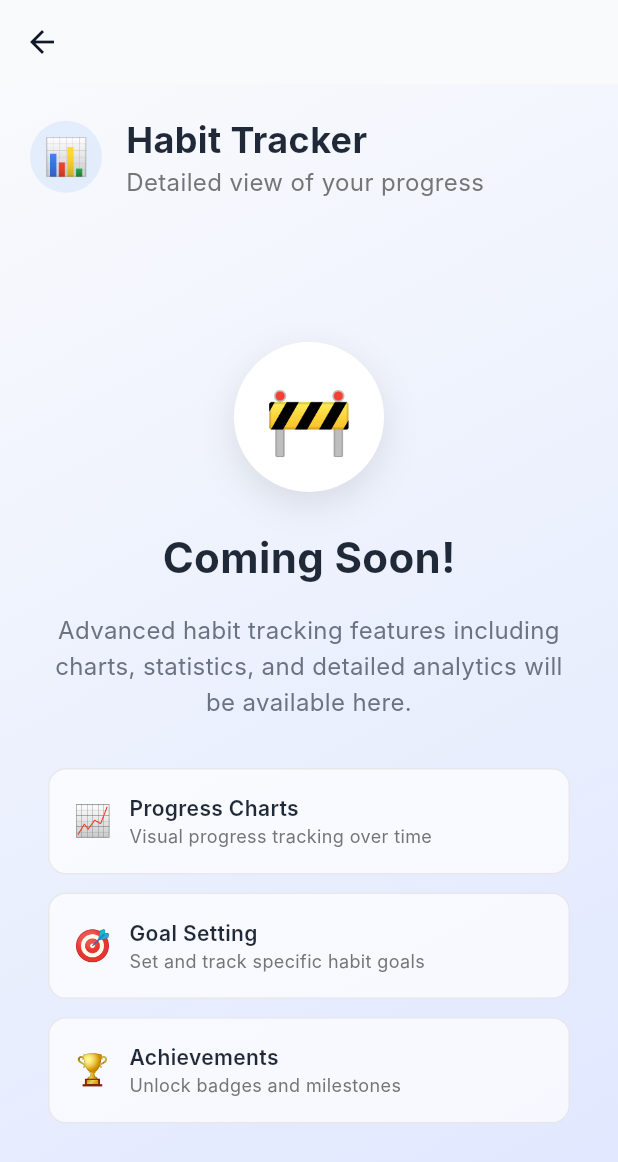
After one commit to mahmoudassasa/Routina, a Flutter app: the HabitTrackerScreen screen opened by its route, on a phone screen of 412 x 824 dp. The commit adds this screen. Shown: the top 1162 px of the screen. Run offline on Flutter 3.47's test engine with Material 3 defaults, Android fonts, the phone set to English and light mode, and no system bars; our stand-ins replace flutter_bloc, flutter_screenutil; Roboto replaces fonts that are missing (Inter).

Commit message:
- Added & Refactoring Habit Tracker Screen

```diff
--- a/lib/core/routing/app_router.dart
+++ b/lib/core/routing/app_router.dart
@@ -1,6 +1,7 @@
 import 'package:flutter/material.dart';
 import 'package:flutter_bloc/flutter_bloc.dart';
 import 'package:routina/features/forgot_password/ui/forgot_password.dart';
+import 'package:routina/features/habit_tracker_screen/ui/habit_tracker_screen.dart';
 import 'package:routina/features/home_screen/logic/cubit/home_cubit.dart';
 import 'package:routina/features/home_screen/ui/home_screen.dart';
 import 'package:routina/features/login_screen/logic/cubit/login_cubit.dart';
@@ -98,6 +99,8 @@ class AppRouter {
          return MaterialPageRoute(builder: (__) => const ForgotPasswordScreen());
       case Routes.profileScreen:
         return MaterialPageRoute(builder: (__) => const ProfileScreen());
+         case Routes.habitTrackerScreen:
+         return MaterialPageRoute(builder: (__) => const HabitTrackerScreen());
       default:
         return null;
 
--- /dev/null
+++ b/lib/features/habit_tracker_screen/ui/habit_tracker_screen.dart
@@ -0,0 +1,41 @@
+import 'package:flutter/material.dart';
+import 'package:routina/features/habit_tracker_screen/ui/widgets/habit_tracker_screen_coming_soon_content.dart';
+import 'package:routina/features/habit_tracker_screen/ui/widgets/habit_tracker_screen_header.dart';
+
+class HabitTrackerScreen extends StatelessWidget {
+  const HabitTrackerScreen({super.key});
+
+  @override
+  Widget build(BuildContext context) {
+    return Scaffold(
+      appBar: AppBar(
+        // backgroundColor: AppColors.backgroundGradientStart,
+        backgroundColor: Color(0xFFF8FAFC),
+        elevation: 0,
+
+      ),
+      body: Container(
+        decoration: const BoxDecoration(
+          gradient: LinearGradient(
+            begin: Alignment.topLeft,
+            end: Alignment.bottomRight,
+            colors: [
+              Color(0xFFF8FAFC), // very light blue
+              Color(0xFFE0E7FF), // light indigo
+            ],
+          ),
+        ),
+        child: SafeArea(
+          child: Column(
+            children: [
+              // Header
+              HabitTrackerScreenHeader(),
+              // Coming Soon Content
+              HabitTrackerScreenComingSoonContent(),
+            ],
+          ),
+        ),
+      ),
+    );
+  }
+}
--- /dev/null
+++ b/lib/features/habit_tracker_screen/ui/widgets/feature_preview_card.dart
@@ -0,0 +1,53 @@
+
+import 'package:flutter/material.dart';
+
+class FeaturePreviewCard extends StatelessWidget {
+  final String icon;
+  final String title;
+  final String description;
+
+  const FeaturePreviewCard({super.key,
+    required this.icon,
+    required this.title,
+    required this.description,
+  });
+
+  @override
+  Widget build(BuildContext context) {
+    return Container(
+      padding: const EdgeInsets.all(16),
+      decoration: BoxDecoration(
+        color: Colors.white.withValues(alpha: 0.7),
+        borderRadius: BorderRadius.circular(12),
+        border: Border.all(color: Colors.grey.withValues(alpha: 0.2)),
+      ),
+      child: Row(
+        children: [
+          Text(icon, style: const TextStyle(fontSize: 20)),
+
+          const SizedBox(width: 12),
+
+          Expanded(
+            child: Column(
+              crossAxisAlignment: CrossAxisAlignment.start,
+              children: [
+                Text(
+                  title,
+                  style: const TextStyle(
+                    fontSize: 14,
+                    fontWeight: FontWeight.w600,
+                    color: Color(0xFF1F2937),
+                  ),
+                ),
+                Text(
+                  description,
+                  style: TextStyle(fontSize: 12, color: Colors.grey[600]),
+                ),
+              ],
+            ),
+          ),
+        ],
+      ),
+    );
+  }
+}
--- /dev/null
+++ b/lib/features/habit_tracker_screen/ui/widgets/habit_tracker_screen_coming_soon_content.dart
@@ -0,0 +1,103 @@
+import 'package:flutter/material.dart';
+import 'package:routina/features/habit_tracker_screen/ui/widgets/feature_preview_card.dart';
+
+class HabitTrackerScreenComingSoonContent extends StatefulWidget {
+  const HabitTrackerScreenComingSoonContent({super.key});
+
+  @override
+  State<HabitTrackerScreenComingSoonContent> createState() => _HabitTrackerScreenComingSoonContentState();
+}
+
+class _HabitTrackerScreenComingSoonContentState extends State<HabitTrackerScreenComingSoonContent> {
+  @override
+  Widget build(BuildContext context) {
+    return Expanded(
+      child: Material(
+        color: Colors.transparent,
+        child: Center(
+          child: Column(
+            mainAxisAlignment: MainAxisAlignment.center,
+            children: [
+              Container(
+                width: 100,
+                height: 100,
+                decoration: BoxDecoration(
+                  color: Colors.white,
+                  borderRadius: BorderRadius.circular(50),
+                  boxShadow: [
+                    BoxShadow(
+                      color: Colors.black.withValues(alpha: 0.1),
+                      blurRadius: 20,
+                      offset: const Offset(0, 8),
+                    ),
+                  ],
+                ),
+                child: const Center(
+                  child: Text('🚧', style: TextStyle(fontSize: 48)),
+                ),
+              ),
+
+              const SizedBox(height: 24),
+
+              const Text(
+                'Coming Soon!',
+                style: TextStyle(
+                  fontSize: 28,
+                  fontWeight: FontWeight.bold,
+                  color: Color(0xFF1F2937),
+                ),
+              ),
+
+              const SizedBox(height: 16),
+
+              const Padding(
+                padding: EdgeInsets.symmetric(horizontal: 32),
+                child: Text(
+                  'Advanced habit tracking features including charts, statistics, and detailed analytics will be available here.',
+                  style: TextStyle(
+                    fontSize: 16,
+                    color: Color(0xFF6B7280),
+                    height: 1.5,
+                  ),
+                  textAlign: TextAlign.center,
+                ),
+              ),
+
+              const SizedBox(height: 32),
+
+              // Feature Preview Cards
+              Padding(
+                padding: const EdgeInsets.symmetric(horizontal: 32),
+                child: Column(
+                  children: [
+                    FeaturePreviewCard(
+                      icon: '📈',
+                      title: 'Progress Charts',
+                      description: 'Visual progress tracking over time',
+                    ),
+
+                    const SizedBox(height: 12),
+
+                    FeaturePreviewCard(
+                      icon: '🎯',
+                      title: 'Goal Setting',
+                      description: 'Set and track specific habit goals',
+                    ),
+
+                    const SizedBox(height: 12),
+
+                    FeaturePreviewCard(
+                      icon: '🏆',
+                      title: 'Achievements',
+                      description: 'Unlock badges and milestones',
+                    ),
+                  ],
+                ),
+              ),
+            ],
+          ),
+        ),
+      ),
+    );
+  }
+}
--- /dev/null
+++ b/lib/features/habit_tracker_screen/ui/widgets/habit_tracker_screen_header.dart
@@ -0,0 +1,51 @@
+import 'package:flutter/material.dart';
+
+class HabitTrackerScreenHeader extends StatelessWidget {
+  const HabitTrackerScreenHeader({super.key});
+
+  @override
+  Widget build(BuildContext context) {
+    return Material(
+      color: Colors.transparent,
+
+      child: Padding(
+        padding: const EdgeInsets.all(20.0),
+        child: Row(
+          children: [
+            Container(
+              width: 48,
+              height: 48,
+              decoration: BoxDecoration(
+                color: const Color(0xFF3B82F6).withValues(alpha: 0.1),
+                borderRadius: BorderRadius.circular(24),
+              ),
+              child: const Center(
+                child: Text('📊', style: TextStyle(fontSize: 24)),
+              ),
+            ),
+
+            const SizedBox(width: 16),
+
+            Column(
+              crossAxisAlignment: CrossAxisAlignment.start,
+              children: [
+                const Text(
+                  'Habit Tracker',
+                  style: TextStyle(
+                    fontSize: 24,
+                    fontWeight: FontWeight.bold,
+                    color: Color(0xFF1F2937),
+                  ),
+                ),
+                Text(
+                  'Detailed view of your progress',
+                  style: TextStyle(fontSize: 16, color: Colors.grey[600]),
+                ),
+              ],
+            ),
+          ],
+        ),
+      ),
+    );
+  }
+}
--- a/lib/routina_app.dart
+++ b/lib/routina_app.dart
@@ -3,8 +3,6 @@ import 'package:flutter_screenutil/flutter_screenutil.dart';
 import 'package:routina/core/routing/app_router.dart';
 import 'package:routina/core/routing/routes.dart';
 import 'package:routina/core/theaming/app_theme.dart';
-
-
 
 class RoutinaApp extends StatelessWidget {
   final AppRouter appRouter;
@@ -15,14 +13,9 @@ class RoutinaApp extends StatelessWidget {
   Widget build(BuildContext context) {
     return ScreenUtilInit(
       designSize: const Size(375, 812),
-  child: MaterialApp(
-
+      child: MaterialApp(
         title: 'Routina',
         debugShowCheckedModeBanner: false,
-
-        // Make sure the semantics debugger overlay is disabled so it doesn't
-        // paint yellow highlights on the UI while developing.
-        showSemanticsDebugger: false,
         theme: AppTheme.lightTheme,
         initialRoute: Routes.onBoardingScreen,
         onGenerateRoute: appRouter.generateRoute,
```
